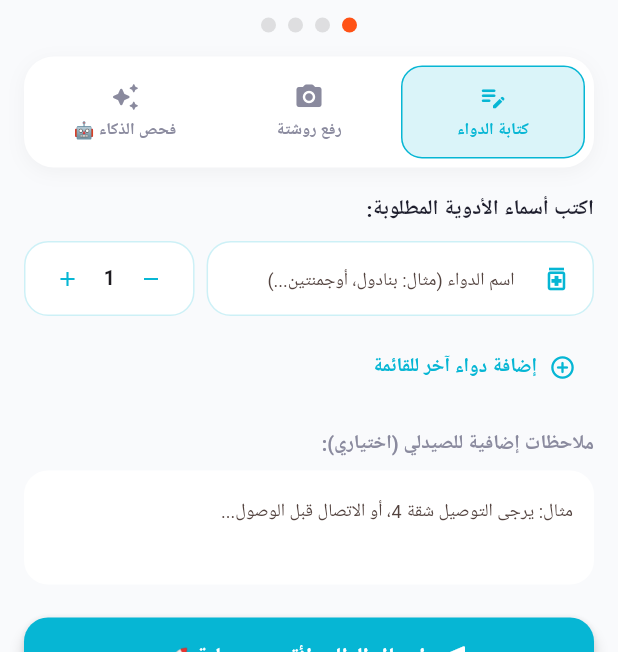
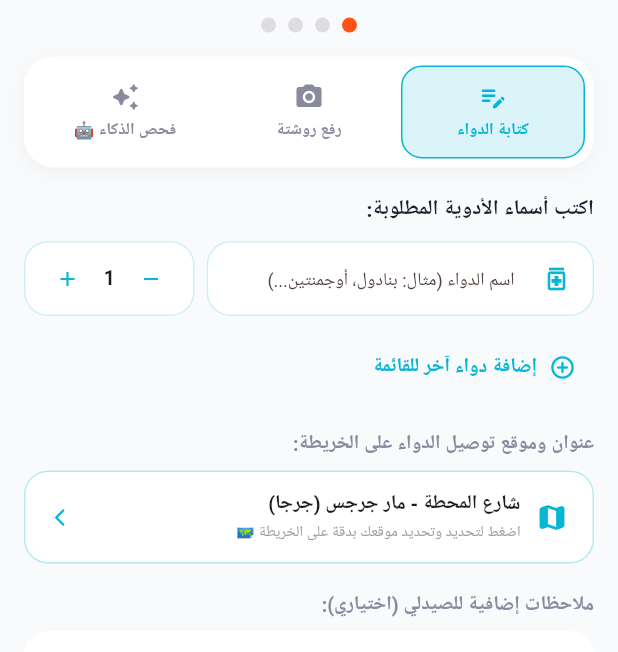
Before and after one commit to khaledibrahim1/EIOP, a Flutter app: the PharmacyScreen screen opened directly, on a phone screen of 412 x 824 dp, the part 584-1236 px from its top. Run offline on Flutter 3.47's test engine with Material 3 defaults, Android fonts, the light colour scheme and no system bars; our stand-ins replace google_fonts; Roboto replaces fonts that are missing (Tajawal).

Commit message:
updeat 2

```diff
--- a/lib/screens/pharmacy_screen.dart
+++ b/lib/screens/pharmacy_screen.dart
@@ -5,6 +5,7 @@ import '../models/pharmacy_item.dart';
 import '../models/pharmacy_store.dart';
 import '../theme/app_colors.dart';
 import '../widgets/promo_banner.dart';
+import 'location_picker_screen.dart';
 
 class PharmacyScreen extends StatefulWidget {
   const PharmacyScreen({super.key});
@@ -17,6 +18,7 @@ class _PharmacyScreenState extends State<PharmacyScreen> {
   int _selectedViewIndex = 0; // 0 = اطلب دواؤك (روشتة), 1 = دليل الأدوية, 2 = صيدليات جرجا
   String _selectedCategory = 'all';
   String _searchQuery = '';
+  String _deliveryAddress = 'شارع المحطة - مار جرجس (جرجا)';
 
   // Order Request Mode: 'writing', 'image', 'ai'
   String _requestMode = 'writing';
@@ -997,6 +999,76 @@ class _PharmacyScreenState extends State<PharmacyScreen> {
           ],
           const SizedBox(height: 18),
 
+          // MAP DELIVERY LOCATION SELECTOR
+          Text(
+            'عنوان وموقع توصيل الدواء على الخريطة:',
+            style: TextStyle(
+              fontSize: 13,
+              fontWeight: FontWeight.bold,
+              color: AppColors.textSecondary,
+            ),
+          ),
+          const SizedBox(height: 8),
+          GestureDetector(
+            onTap: () async {
+              final newLocation = await Navigator.push<String>(
+                context,
+                MaterialPageRoute(
+                  builder: (_) => LocationPickerScreen(
+                    currentLocation: _deliveryAddress,
+                  ),
+                ),
+              );
+              if (newLocation != null && mounted) {
+                setState(() {
+                  _deliveryAddress = newLocation;
+                });
+              }
+            },
+            child: Container(
+              padding: const EdgeInsets.symmetric(horizontal: 16, vertical: 12),
+              decoration: BoxDecoration(
+                color: AppColors.surface,
+                borderRadius: BorderRadius.circular(16),
+                border: Border.all(
+                  color: const Color(0xFF06B6D4).withValues(alpha: 0.3),
+                ),
+              ),
+              child: Row(
+                children: [
+                  const Icon(Icons.map_rounded,
+                      color: Color(0xFF06B6D4), size: 22),
+                  const SizedBox(width: 10),
+                  Expanded(
+                    child: Column(
+                      crossAxisAlignment: CrossAxisAlignment.start,
+                      children: [
+                        Text(
+                          _deliveryAddress,
+                          style: const TextStyle(
+                            fontSize: 13,
+                            fontWeight: FontWeight.bold,
+                          ),
+                        ),
+                        const SizedBox(height: 2),
+                        const Text(
+                          'اضغط لتحديد وتحديد موقعك بدقة على الخريطة 🗺️',
+                          style: TextStyle(
+                            fontSize: 10,
+                            color: Colors.grey,
+                          ),
+                        ),
+                      ],
+                    ),
+                  ),
+                  const Icon(Icons.arrow_forward_ios_rounded,
+                      size: 14, color: Color(0xFF06B6D4)),
+                ],
+              ),
+            ),
+          ),
+          const SizedBox(height: 18),
+
           // DELIVERY NOTES
           Text(
             'ملاحظات إضافية للصيدلي (اختياري):',
```
